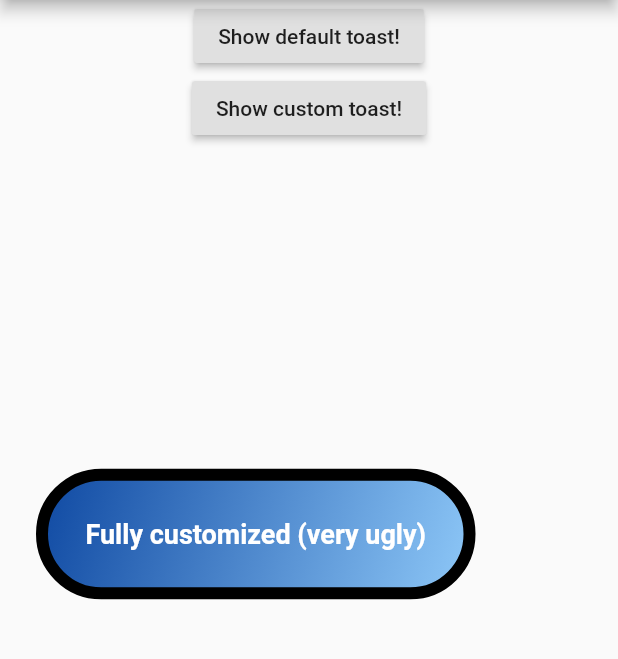
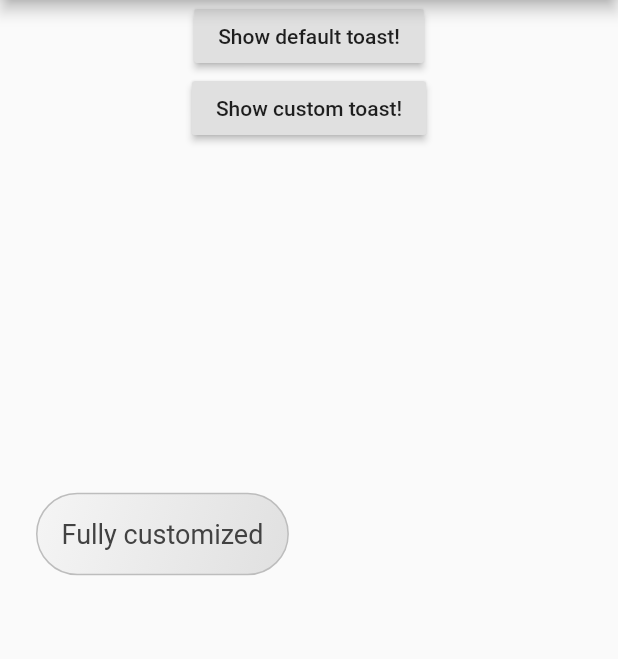
Before and after one commit to peterhijma/tasty_toast, a Flutter app: the screen it shows after launch, after a tap on "Show custom toast!", on a phone screen of 412 x 824 dp, the part 84-743 px from its top. Run offline on Flutter 3.47's test engine with Material 2 defaults, Android fonts, the phone set to English and light mode, and no system bars.

```diff
--- a/example/lib/main.dart
+++ b/example/lib/main.dart
@@ -39,22 +39,22 @@ class MyHomePage extends StatelessWidget {
             RaisedButton(
               onPressed: () {
                 var customTextStyle = TextStyle(
-                  fontWeight: FontWeight.bold,
+                  fontWeight: FontWeight.w400,
                   fontSize: 18,
-                  color: Colors.white,
+                  color: Colors.grey[800],
                 );
 
                 var customBackground = BoxDecoration(
                   border: Border.all(
-                    color: Colors.black,
-                    width: 8.0,
+                    color: Colors.grey[400],
+                    width: 1.0,
                   ),
                   gradient: LinearGradient(
                     begin: Alignment.topLeft,
                     end: Alignment.bottomRight,
                     colors: [
-                      Colors.blue[900],
-                      Colors.blue[200],
+                      Colors.grey[100],
+                      Colors.grey[300],
                     ],
                   ),
                   borderRadius: BorderRadius.circular(50.0),
@@ -62,14 +62,14 @@ class MyHomePage extends StatelessWidget {
 
                 showToast(
                   context,
-                  "Fully customized (very ugly)",
+                  "Fully customized",
 
                   // Optional parameters:
                   alignment: Alignment.centerLeft,
                   textStyle: customTextStyle,
                   background: customBackground,
                   duration: Duration(seconds: 5),
-                  padding: EdgeInsets.all(25.0),
+                  padding: EdgeInsets.all(16.0),
                   offsetAnimationStart: Offset(-0.1, -0.1),
                 );
               },
--- a/pubspec.yaml
+++ b/pubspec.yaml
@@ -1,5 +1,5 @@
 name: tasty_toast
-description: Simple toasts which fade in and out.
+description: Simple toasts which fade in and out. Simple by default, but also customizable.
 version: 0.1.0
 homepage: https://github.com/phijma/tasty_toast
 
```
Also changed, not shown: lib/tasty_toast.dart (+10 -6 lines), 2 other files.
